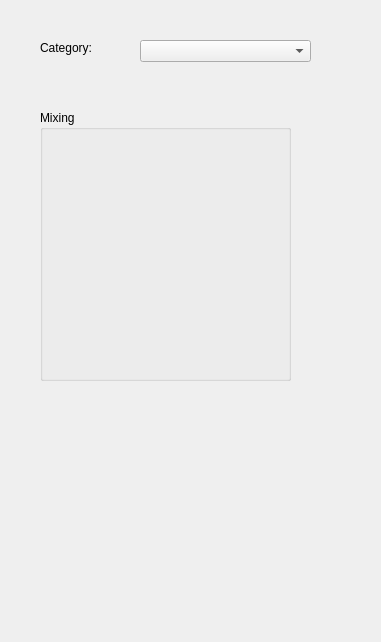
Before: the Qt Designer form DesignerTool/src/WidgetAudioState.ui in GameOverture/HarmonyEngine, drawn with Qt 5.
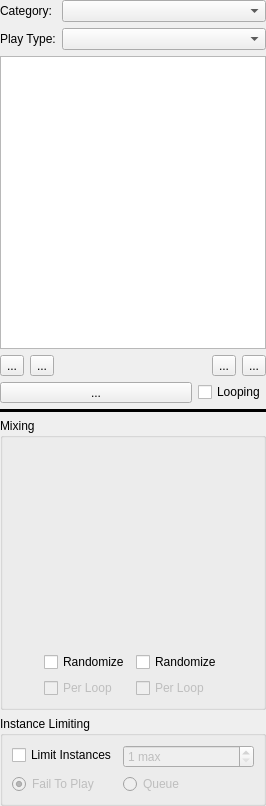
After: the same form once the commit is applied. Icons and pictures are not drawn. Custom widgets are drawn as their Qt base class.

Commit message: Audio widget state has been designed with no functionality

What changed in the file:
```diff
--- a/DesignerTool/src/WidgetAudioState.ui
+++ b/DesignerTool/src/WidgetAudioState.ui
@@ -6,59 +6,298 @@
    <rect>
     <x>0</x>
     <y>0</y>
-    <width>381</width>
-    <height>642</height>
+    <width>266</width>
+    <height>806</height>
    </rect>
   </property>
   <property name="windowTitle">
    <string>Form</string>
   </property>
-  <widget class="QComboBox" name="cmbCategory">
-   <property name="geometry">
-    <rect>
-     <x>140</x>
-     <y>40</y>
-     <width>171</width>
-     <height>22</height>
-    </rect>
+  <layout class="QVBoxLayout" name="verticalLayout">
+   <property name="leftMargin">
+    <number>0</number>
    </property>
-  </widget>
-  <widget class="QLabel" name="label">
-   <property name="geometry">
-    <rect>
-     <x>40</x>
-     <y>40</y>
-     <width>61</width>
-     <height>16</height>
-    </rect>
+   <property name="topMargin">
+    <number>0</number>
    </property>
-   <property name="text">
-    <string>Category:</string>
+   <property name="rightMargin">
+    <number>0</number>
    </property>
-  </widget>
-  <widget class="QGroupBox" name="groupBox">
-   <property name="geometry">
-    <rect>
-     <x>40</x>
-     <y>110</y>
-     <width>251</width>
-     <height>271</height>
-    </rect>
+   <property name="bottomMargin">
+    <number>0</number>
    </property>
-   <property name="title">
-    <string>Mixing</string>
-   </property>
-   <widget class="WidgetRangedSlider" name="widget" native="true">
-    <property name="geometry">
-     <rect>
-      <x>40</x>
-      <y>70</y>
-      <width>31</width>
-      <height>81</height>
-     </rect>
-    </property>
-   </widget>
-  </widget>
+   <item>
+    <layout class="QFormLayout" name="formLayout">
+     <item row="0" column="0">
+      <widget class="QLabel" name="label">
+       <property name="text">
+        <string>Category:</string>
+       </property>
+      </widget>
+     </item>
+     <item row="0" column="1">
+      <widget class="QComboBox" name="cmbCategory"/>
+     </item>
+     <item row="1" column="0">
+      <widget class="QLabel" name="label_2">
+       <property name="text">
+        <string>Play Type:</string>
+       </property>
+      </widget>
+     </item>
+     <item row="1" column="1">
+      <widget class="QComboBox" name="comboBox"/>
+     </item>
+    </layout>
+   </item>
+   <item>
+    <widget class="QTableView" name="tableView"/>
+   </item>
+   <item>
+    <layout class="QHBoxLayout" name="horizontalLayout_5">
+     <item>
+      <widget class="QToolButton" name="btnAddFrames">
+       <property name="text">
+        <string>...</string>
+       </property>
+      </widget>
+     </item>
+     <item>
+      <widget class="QToolButton" name="btnRemoveFrame">
+       <property name="text">
+        <string>...</string>
+       </property>
+      </widget>
+     </item>
+     <item>
+      <spacer name="horizontalSpacer_5">
+       <property name="orientation">
+        <enum>Qt::Horizontal</enum>
+       </property>
+       <property name="sizeHint" stdset="0">
+        <size>
+         <width>40</width>
+         <height>20</height>
+        </size>
+       </property>
+      </spacer>
+     </item>
+     <item>
+      <widget class="QToolButton" name="btnOrderFrameUp">
+       <property name="text">
+        <string>...</string>
+       </property>
+      </widget>
+     </item>
+     <item>
+      <widget class="QToolButton" name="btnOrderFrameDown">
+       <property name="text">
+        <string>...</string>
+       </property>
+      </widget>
+     </item>
+    </layout>
+   </item>
+   <item>
+    <layout class="QHBoxLayout" name="horizontalLayout">
+     <item>
+      <widget class="QToolButton" name="btnPlay">
+       <property name="sizePolicy">
+        <sizepolicy hsizetype="Expanding" vsizetype="Fixed">
+         <horstretch>0</horstretch>
+         <verstretch>0</verstretch>
+        </sizepolicy>
+       </property>
+       <property name="text">
+        <string>...</string>
+       </property>
+       <property name="icon">
+        <iconset resource="res/DesignerTool.qrc">
+         <normaloff>:/icons16x16/media-play.png</normaloff>:/icons16x16/media-play.png</iconset>
+       </property>
+      </widget>
+     </item>
+     <item>
+      <widget class="QCheckBox" name="checkBox_6">
+       <property name="text">
+        <string>Looping</string>
+       </property>
+      </widget>
+     </item>
+    </layout>
+   </item>
+   <item>
+    <widget class="Line" name="line">
+     <property name="frameShadow">
+      <enum>QFrame::Plain</enum>
+     </property>
+     <property name="lineWidth">
+      <number>5</number>
+     </property>
+     <property name="orientation">
+      <enum>Qt::Horizontal</enum>
+     </property>
+    </widget>
+   </item>
+   <item>
+    <widget class="QGroupBox" name="groupBox">
+     <property name="title">
+      <string>Mixing</string>
+     </property>
+     <layout class="QHBoxLayout" name="horizontalLayout_2">
+      <item>
+       <spacer name="horizontalSpacer">
+        <property name="orientation">
+         <enum>Qt::Horizontal</enum>
+        </property>
+        <property name="sizeHint" stdset="0">
+         <size>
+          <width>40</width>
+          <height>20</height>
+         </size>
+        </property>
+       </spacer>
+      </item>
+      <item>
+       <layout class="QVBoxLayout" name="verticalLayout_2">
+        <item>
+         <widget class="WidgetRangedSlider" name="widget_2" native="true">
+          <property name="sizePolicy">
+           <sizepolicy hsizetype="Preferred" vsizetype="Expanding">
+            <horstretch>0</horstretch>
+            <verstretch>0</verstretch>
+           </sizepolicy>
+          </property>
+         </widget>
+        </item>
+        <item>
+         <widget class="QCheckBox" name="checkBox_2">
+          <property name="text">
+           <string>Randomize</string>
+          </property>
+         </widget>
+        </item>
+        <item>
+         <widget class="QCheckBox" name="checkBox">
+          <property name="enabled">
+           <bool>false</bool>
+          </property>
+          <property name="text">
+           <string>Per Loop</string>
+          </property>
+         </widget>
+        </item>
+       </layout>
+      </item>
+      <item>
+       <layout class="QVBoxLayout" name="verticalLayout_3">
+        <item>
+         <widget class="WidgetRangedSlider" name="widget_3" native="true">
+          <property name="sizePolicy">
+           <sizepolicy hsizetype="Preferred" vsizetype="Expanding">
+            <horstretch>0</horstretch>
+            <verstretch>0</verstretch>
+           </sizepolicy>
+          </property>
+         </widget>
+        </item>
+        <item>
+         <widget class="QCheckBox" name="checkBox_3">
+          <property name="text">
+           <string>Randomize</string>
+          </property>
+         </widget>
+        </item>
+        <item>
+         <widget class="QCheckBox" name="checkBox_4">
+          <property name="enabled">
+           <bool>false</bool>
+          </property>
+          <property name="text">
+           <string>Per Loop</string>
+          </property>
+         </widget>
+        </item>
+       </layout>
+      </item>
+      <item>
+       <spacer name="horizontalSpacer_2">
+        <property name="orientation">
+         <enum>Qt::Horizontal</enum>
+        </property>
+        <property name="sizeHint" stdset="0">
+         <size>
+          <width>40</width>
+          <height>20</height>
+         </size>
+        </property>
+       </spacer>
+      </item>
+     </layout>
+    </widget>
+   </item>
+   <item>
+    <widget class="QGroupBox" name="groupBox_2">
+     <property name="sizePolicy">
+      <sizepolicy hsizetype="Preferred" vsizetype="Fixed">
+       <horstretch>0</horstretch>
+       <verstretch>0</verstretch>
+      </sizepolicy>
+     </property>
+     <property name="title">
+      <string>Instance Limiting</string>
+     </property>
+     <layout class="QFormLayout" name="formLayout_2">
+      <item row="0" column="0">
+       <widget class="QCheckBox" name="checkBox_5">
+        <property name="text">
+         <string>Limit Instances</string>
+        </property>
+       </widget>
+      </item>
+      <item row="0" column="1">
+       <widget class="QSpinBox" name="spinBox">
+        <property name="enabled">
+         <bool>false</bool>
+        </property>
+        <property name="suffix">
+         <string> max</string>
+        </property>
+        <property name="minimum">
+         <number>1</number>
+        </property>
+        <property name="maximum">
+         <number>255</number>
+        </property>
+       </widget>
+      </item>
+      <item row="1" column="0">
+       <widget class="QRadioButton" name="radioButton">
+        <property name="enabled">
+         <bool>false</bool>
+        </property>
+        <property name="text">
+         <string>Fail To Play</string>
+        </property>
+        <property name="checked">
+         <bool>true</bool>
+        </property>
+       </widget>
+      </item>
+      <item row="1" column="1">
+       <widget class="QRadioButton" name="radioButton_2">
+        <property name="enabled">
+         <bool>false</bool>
+        </property>
+        <property name="text">
+         <string>Queue</string>
+        </property>
+       </widget>
+      </item>
+     </layout>
+    </widget>
+   </item>
+  </layout>
  </widget>
  <customwidgets>
   <customwidget>
```
Left out of the diff: 4 changed lines with no effect on the pictures. The commit also changes 3 other files.
